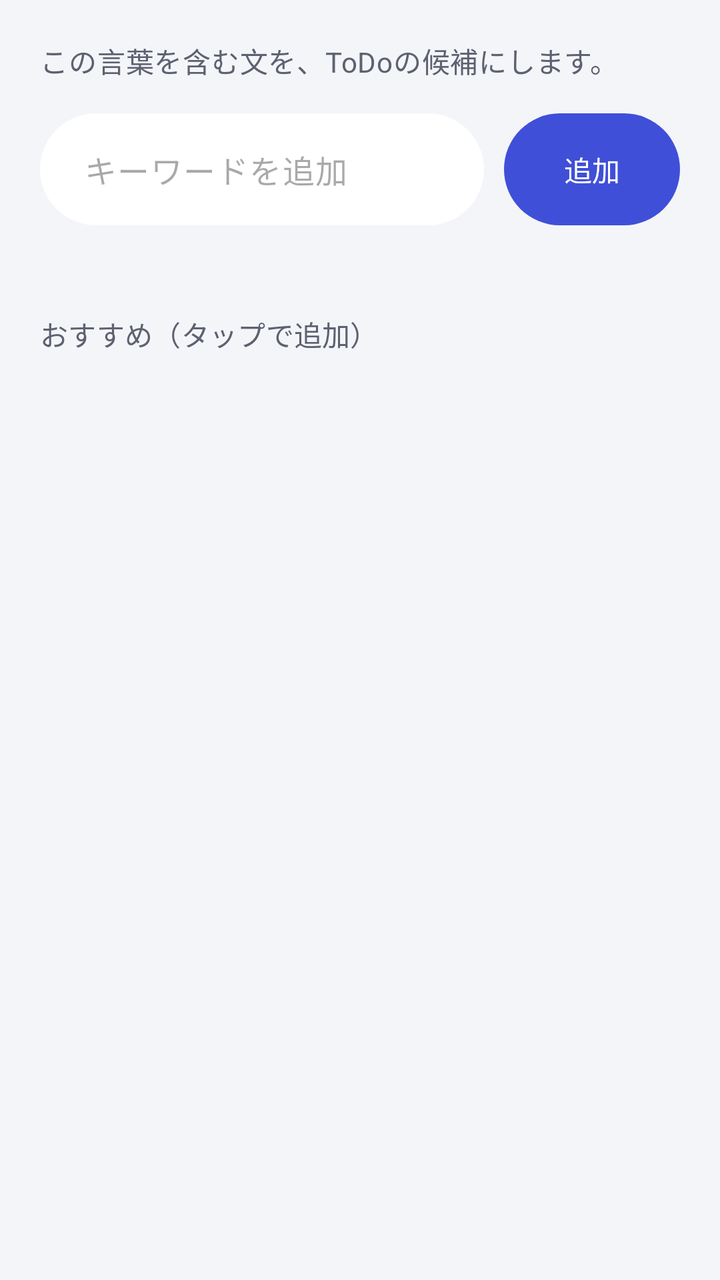
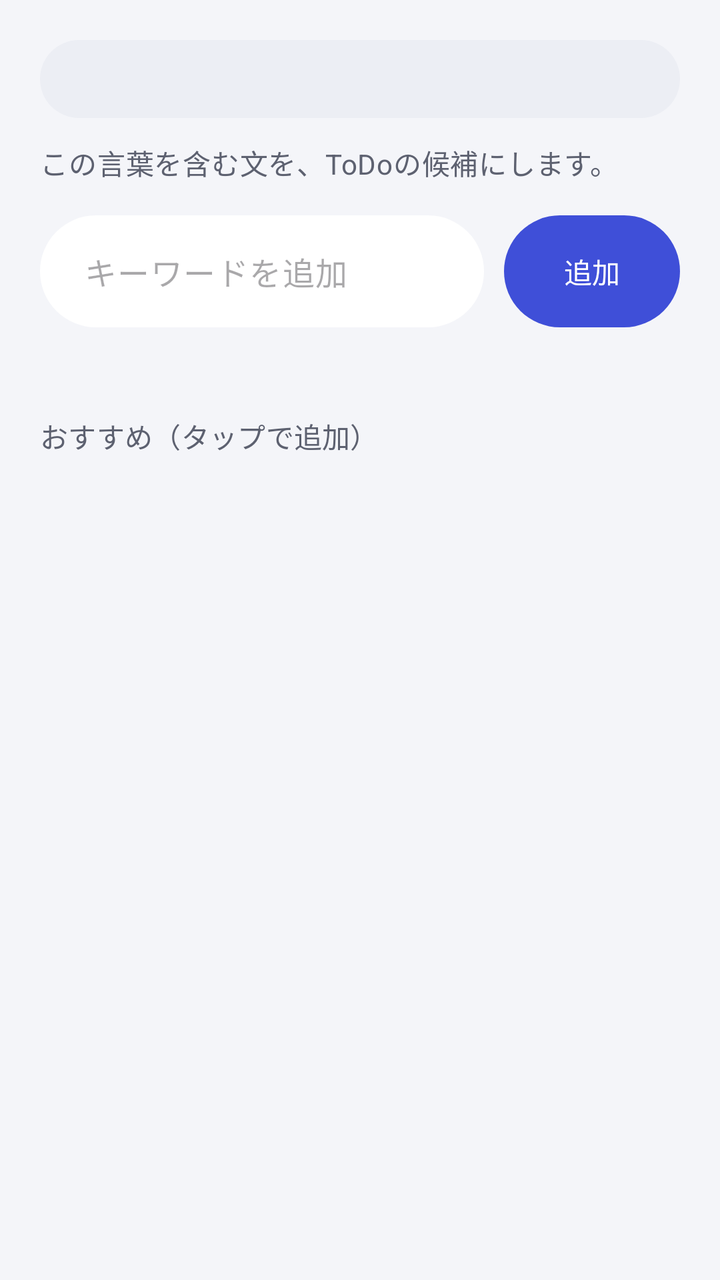

Before-and-after screenshots of an Android layout around one commit, followed by the original layout XML and the change that was made.
<!-- AndroidManifest.xml: application theme Theme.MimiMemo -->
<!-- res/layout/activity_settings.xml -->
<?xml version="1.0" encoding="utf-8"?>
<ScrollView xmlns:android="http://schemas.android.com/apk/res/android"
    xmlns:app="http://schemas.android.com/apk/res-auto"
    android:layout_width="match_parent"
    android:layout_height="match_parent">

    <LinearLayout
        android:layout_width="match_parent"
        android:layout_height="wrap_content"
        android:orientation="vertical"
        android:padding="20dp">

        <TextView
            android:layout_width="match_parent"
            android:layout_height="wrap_content"
            android:text="@string/settings_description"
            android:textAppearance="?attr/textAppearanceBodyMedium"
            android:textColor="?attr/colorOnSurfaceVariant" />

        <LinearLayout
            android:layout_width="match_parent"
            android:layout_height="wrap_content"
            android:layout_marginTop="16dp"
            android:gravity="center_vertical"
            android:orientation="horizontal">

            
            <com.google.android.material.textfield.TextInputLayout
                android:id="@+id/layoutKeyword"
                style="@style/Widget.Material3.TextInputLayout.FilledBox"
                android:layout_width="0dp"
                android:layout_height="wrap_content"
                android:layout_weight="1"
                app:boxBackgroundColor="@color/card"
                app:boxCornerRadiusBottomEnd="28dp"
                app:boxCornerRadiusBottomStart="28dp"
                app:boxCornerRadiusTopEnd="28dp"
                app:boxCornerRadiusTopStart="28dp"
                app:boxStrokeWidth="0dp"
                app:boxStrokeWidthFocused="0dp"
                app:hintEnabled="false">

                <com.google.android.material.textfield.TextInputEditText
                    android:id="@+id/editKeyword"
                    android:layout_width="match_parent"
                    android:layout_height="56dp"
                    android:hint="@string/keyword_hint"
                    android:imeOptions="actionDone"
                    android:inputType="text"
                    android:paddingStart="22dp"
                    android:paddingTop="0dp"
                    android:paddingEnd="16dp"
                    android:paddingBottom="0dp" />
            </com.google.android.material.textfield.TextInputLayout>

            <com.google.android.material.button.MaterialButton
                android:id="@+id/buttonAdd"
                android:layout_width="wrap_content"
                android:layout_height="56dp"
                android:layout_marginStart="10dp"
                android:insetTop="0dp"
                android:insetBottom="0dp"
                android:paddingHorizontal="24dp"
                android:text="@string/action_add_keyword"
                app:cornerRadius="28dp" />
        </LinearLayout>

        <com.google.android.material.chip.ChipGroup
            android:id="@+id/chipGroup"
            android:layout_width="match_parent"
            android:layout_height="wrap_content"
            android:layout_marginTop="16dp" />

        
        <TextView
            android:id="@+id/labelSuggestions"
            style="@style/MimiMemo.SectionTitle"
            android:layout_width="wrap_content"
            android:layout_height="wrap_content"
            android:layout_marginTop="28dp"
            android:text="@string/keyword_suggestions" />

        <com.google.android.material.chip.ChipGroup
            android:id="@+id/suggestionGroup"
            android:layout_width="match_parent"
            android:layout_height="wrap_content"
            android:layout_marginTop="8dp" />

    </LinearLayout>
</ScrollView>
<!-- resources referenced by this layout -->
<resources>
  <color name="card">#FFFFFF</color>
  <string name="action_add_keyword">追加</string>
  <string name="keyword_hint">キーワードを追加</string>
  <string name="keyword_suggestions">おすすめ（タップで追加）</string>
  <string name="settings_description">この言葉を含む文を、ToDoの候補にします。</string>
  <style name="MimiMemo.SectionTitle" parent="">
          <item name="android:textAppearance">?attr/textAppearanceTitleSmall</item>
          <item name="android:textColor">?attr/colorOnSurfaceVariant</item>
      </style>
  <style name="Theme.MimiMemo" parent="Theme.Material3.DayNight">
          <item name="colorPrimary">@color/primary</item>
          <item name="colorOnPrimary">@color/on_primary</item>
          <item name="colorPrimaryContainer">@color/primary_container</item>
          <item name="colorOnPrimaryContainer">@color/on_primary_container</item>
          <item name="colorSecondaryContainer">@color/primary_container</item>
          <item name="colorOnSecondaryContainer">@color/on_primary_container</item>
          <item name="android:colorBackground">@color/background</item>
          <item name="colorSurface">@color/background</item>
          <item name="colorOnSurface">@color/on_surface</item>
          <item name="colorOnSurfaceVariant">@color/on_surface_variant</item>
          <item name="colorSurfaceContainer">@color/surface_container</item>
          <item name="colorSurfaceContainerLowest">@color/card</item>
          <item name="colorOutline">@color/outline</item>
          <item name="colorOutlineVariant">@color/card_stroke</item>
          <item name="actionBarStyle">@style/MimiMemo.ActionBar</item>
          <item name="actionBarTheme">@style/MimiMemo.ActionBarTheme</item>
          <item name="android:statusBarColor">@color/background</item>
          <item name="android:navigationBarColor">@color/background</item>
          <item name="android:windowLightStatusBar">@bool/light_system_bars</item>
          <item name="android:windowLightNavigationBar" tools:targetApi="27">@bool/light_system_bars</item>
          <item name="android:windowOptOutEdgeToEdgeEnforcement" tools:targetApi="35">true</item>
          <item name="materialAlertDialogTheme">@style/MimiMemo.Dialog</item>
      </style>
  <color name="primary">#3F4FD8</color>
  <color name="on_primary">#FFFFFF</color>
  <color name="primary_container">#E3E6FF</color>
  <color name="on_primary_container">#151E6B</color>
  <color name="background">#F4F5F9</color>
  <color name="on_surface">#1A1C24</color>
  <color name="on_surface_variant">#5D6170</color>
  <color name="surface_container">#ECEEF4</color>
  <color name="outline">#C9CCD6</color>
  <color name="card_stroke">#E6E8EF</color>
  <style name="MimiMemo.ActionBar" parent="Widget.Material3.ActionBar.Solid">
          <item name="background">@color/background</item>
          <item name="elevation">0dp</item>
          <item name="titleTextStyle">@style/MimiMemo.ActionBar.Title</item>
      </style>
  <style name="MimiMemo.ActionBarTheme" parent="ThemeOverlay.Material3.ActionBar">
          <item name="colorControlNormal">@color/on_surface</item>
          
          <item name="colorSurfaceContainer">@color/card</item>
      </style>
  <style name="MimiMemo.Dialog" parent="ThemeOverlay.Material3.MaterialAlertDialog">
          <item name="colorSurfaceContainerHigh">@color/card</item>
          <item name="shapeAppearanceCornerExtraLarge">@style/MimiMemo.Corner28</item>
      </style>
  <style name="MimiMemo.ActionBar.Title" parent="TextAppearance.Material3.TitleLarge">
          <item name="android:textColor">@color/on_surface</item>
          <item name="android:textStyle">bold</item>
      </style>
  <style name="MimiMemo.Corner28" parent="">
          <item name="cornerFamily">rounded</item>
          <item name="cornerSize">28dp</item>
      </style>
</resources>

<!-- the commit's change to res/layout/activity_settings.xml (unified diff, before → after) -->
@@ -9,6 +9,19 @@
         android:layout_height="wrap_content"
         android:orientation="vertical"
         android:padding="20dp">
+
+        
+        <TextView
+            android:id="@+id/textAi"
+            android:layout_width="match_parent"
+            android:layout_height="wrap_content"
+            android:layout_marginBottom="12dp"
+            android:background="@drawable/bg_pill"
+            android:backgroundTint="@color/surface_container"
+            android:paddingHorizontal="16dp"
+            android:paddingVertical="10dp"
+            android:textAppearance="?attr/textAppearanceBodyMedium"
+            android:textColor="?attr/colorOnSurface" />
 
         <TextView
             android:layout_width="match_parent"
<!-- resource entries referenced after the edit -->
@@ -41,6 +41,12 @@
   <color name="on_surface">#1A1C24</color>
   <color name="on_surface_variant">#5D6170</color>
   <color name="surface_container">#ECEEF4</color>
+  <!-- drawable bg_pill (drawable) -->
+  <?xml version="1.0" encoding="utf-8"?>
+  <shape xmlns:android="http://schemas.android.com/apk/res/android" android:shape="rectangle">
+      <solid android:color="#FFFFFFFF" />
+      <corners android:radius="100dp" />
+  </shape>
   <color name="outline">#C9CCD6</color>
   <color name="card_stroke">#E6E8EF</color>
   <style name="MimiMemo.ActionBar" parent="Widget.Material3.ActionBar.Solid">
